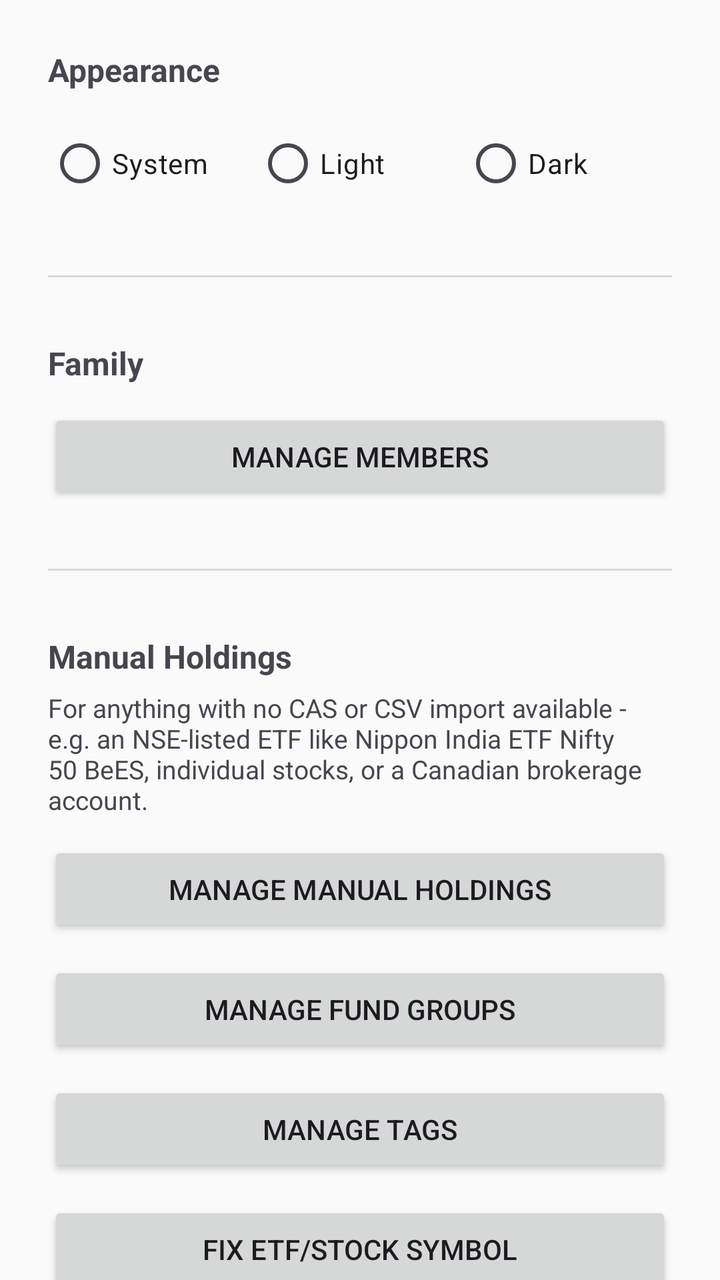
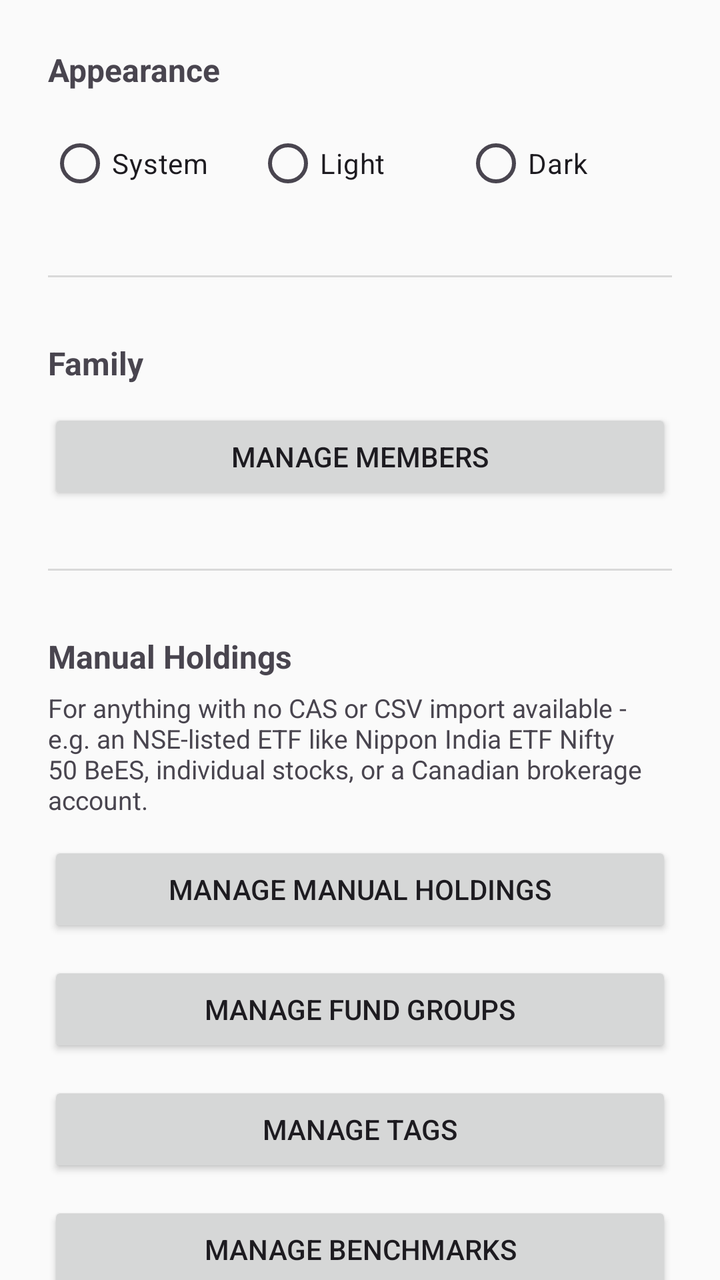

Screens rendered from an Android XML layout before and after an edit, with the pre-edit source and the edit as a unified diff.
<!-- AndroidManifest.xml: application theme Theme.PersonalPortfolio -->
<!-- res/layout/activity_settings.xml -->
<?xml version="1.0" encoding="utf-8"?>
<androidx.core.widget.NestedScrollView xmlns:android="http://schemas.android.com/apk/res/android"
    android:layout_width="match_parent"
    android:layout_height="match_parent"
    android:fillViewport="true">

<LinearLayout xmlns:android="http://schemas.android.com/apk/res/android"
    android:layout_width="match_parent"
    android:layout_height="wrap_content"
    android:orientation="vertical"
    android:padding="24dp">

    <TextView
        android:layout_width="match_parent"
        android:layout_height="wrap_content"
        android:textSize="16sp"
        android:textStyle="bold"
        android:text="Appearance" />

    <RadioGroup
        android:id="@+id/themeRadioGroup"
        android:layout_width="match_parent"
        android:layout_height="wrap_content"
        android:orientation="horizontal"
        android:layout_marginTop="12dp">

        <RadioButton
            android:id="@+id/themeSystemRadio"
            android:layout_width="0dp"
            android:layout_height="wrap_content"
            android:layout_weight="1"
            android:text="System" />

        <RadioButton
            android:id="@+id/themeLightRadio"
            android:layout_width="0dp"
            android:layout_height="wrap_content"
            android:layout_weight="1"
            android:text="Light" />

        <RadioButton
            android:id="@+id/themeDarkRadio"
            android:layout_width="0dp"
            android:layout_height="wrap_content"
            android:layout_weight="1"
            android:text="Dark" />

    </RadioGroup>

    <View
        android:layout_width="match_parent"
        android:layout_height="1dp"
        android:background="#22000000"
        android:layout_marginTop="32dp"
        android:layout_marginBottom="32dp" />

    <TextView
        android:layout_width="match_parent"
        android:layout_height="wrap_content"
        android:textSize="16sp"
        android:textStyle="bold"
        android:text="Family" />

    <Button
        android:id="@+id/manageMembersButton"
        android:layout_width="match_parent"
        android:layout_height="wrap_content"
        android:layout_marginTop="12dp"
        android:text="Manage Members" />

    <View
        android:layout_width="match_parent"
        android:layout_height="1dp"
        android:background="#22000000"
        android:layout_marginTop="32dp"
        android:layout_marginBottom="32dp" />

    <TextView
        android:layout_width="match_parent"
        android:layout_height="wrap_content"
        android:textSize="16sp"
        android:textStyle="bold"
        android:text="Manual Holdings" />

    <TextView
        android:layout_width="match_parent"
        android:layout_height="wrap_content"
        android:layout_marginTop="6dp"
        android:textSize="13sp"
        android:text="For anything with no CAS or CSV import available - e.g. an NSE-listed ETF like Nippon India ETF Nifty 50 BeES, individual stocks, or a Canadian brokerage account." />

    <Button
        android:id="@+id/manageForeignHoldingsButton"
        android:layout_width="match_parent"
        android:layout_height="wrap_content"
        android:layout_marginTop="12dp"
        android:text="Manage Manual Holdings" />

    <Button
        android:id="@+id/manageFundGroupsButton"
        android:layout_width="match_parent"
        android:layout_height="wrap_content"
        android:layout_marginTop="12dp"
        android:text="Manage Fund Groups" />

    <Button
        android:id="@+id/manageTagsButton"
        android:layout_width="match_parent"
        android:layout_height="wrap_content"
        android:layout_marginTop="12dp"
        android:text="Manage Tags" />

    <Button
        android:id="@+id/fixAssetSymbolButton"
        android:layout_width="match_parent"
        android:layout_height="wrap_content"
        android:layout_marginTop="12dp"
        android:text="Fix ETF/Stock Symbol" />

    <Button
        android:id="@+id/updateHistoryButton"
        android:layout_width="match_parent"
        android:layout_height="wrap_content"
        android:layout_marginTop="12dp"
        android:text="Update Price History" />

    <View
        android:layout_width="match_parent"
        android:layout_height="1dp"
        android:background="#22000000"
        android:layout_marginTop="32dp"
        android:layout_marginBottom="32dp" />

    <TextView
        android:layout_width="match_parent"
        android:layout_height="wrap_content"
        android:textSize="16sp"
        android:textStyle="bold"
        android:text="Backup" />

    <TextView
        android:layout_width="match_parent"
        android:layout_height="wrap_content"
        android:layout_marginTop="8dp"
        android:textSize="14sp"
        android:text="Your portfolio only exists on this phone. Export a backup somewhere safe (Drive, email, another device) every so often." />

    <Button
        android:id="@+id/exportButton"
        android:layout_width="match_parent"
        android:layout_height="wrap_content"
        android:layout_marginTop="20dp"
        android:text="Export Backup" />

    <View
        android:layout_width="match_parent"
        android:layout_height="1dp"
        android:background="#22000000"
        android:layout_marginTop="32dp"
        android:layout_marginBottom="32dp" />

    <TextView
        android:layout_width="match_parent"
        android:layout_height="wrap_content"
        android:textSize="16sp"
        android:textStyle="bold"
        android:text="Restore" />

    <TextView
        android:layout_width="match_parent"
        android:layout_height="wrap_content"
        android:layout_marginTop="8dp"
        android:textSize="14sp"
        android:textColor="#C62828"
        android:text="This REPLACES everything currently in the app with the backup file. Anything added since that backup was made will be lost." />

    <Button
        android:id="@+id/importButton"
        android:layout_width="match_parent"
        android:layout_height="wrap_content"
        android:layout_marginTop="20dp"
        android:text="Restore From Backup" />

    <View
        android:layout_width="match_parent"
        android:layout_height="1dp"
        android:background="#22000000"
        android:layout_marginTop="32dp"
        android:layout_marginBottom="20dp" />

    <TextView
        android:layout_width="match_parent"
        android:layout_height="wrap_content"
        android:textSize="16sp"
        android:textStyle="bold"
        android:text="Screen Lock" />

    <LinearLayout
        android:layout_width="match_parent"
        android:layout_height="wrap_content"
        android:layout_marginTop="10dp"
        android:orientation="horizontal"
        android:gravity="center_vertical">

        <TextView
            android:layout_width="0dp"
            android:layout_height="wrap_content"
            android:layout_weight="1"
            android:text="Require unlock to open the app"
            android:textSize="14sp" />

        <com.google.android.material.switchmaterial.SwitchMaterial
            android:id="@+id/lockEnabledSwitch"
            android:layout_width="wrap_content"
            android:layout_height="wrap_content" />

    </LinearLayout>

    <TextView
        android:id="@+id/lockGraceLabel"
        android:layout_width="match_parent"
        android:layout_height="wrap_content"
        android:layout_marginTop="16dp"
        android:textSize="14sp"
        android:text="Re-lock after being away for" />

    <Spinner
        android:id="@+id/lockGraceSpinner"
        android:layout_width="match_parent"
        android:layout_height="wrap_content"
        android:layout_marginTop="6dp" />

    <TextView
        android:id="@+id/lockBiometricLabel"
        android:layout_width="match_parent"
        android:layout_height="wrap_content"
        android:layout_marginTop="16dp"
        android:textSize="14sp"
        android:text="Unlock method" />

    <RadioGroup
        android:id="@+id/lockBiometricStrictnessGroup"
        android:layout_width="match_parent"
        android:layout_height="wrap_content"
        android:layout_marginTop="4dp">

        <RadioButton
            android:id="@+id/lockStrictRadio"
            android:layout_width="match_parent"
            android:layout_height="wrap_content"
            android:text="Fingerprint / secure face unlock, with PIN fallback" />

        <RadioButton
            android:id="@+id/lockWeakRadio"
            android:layout_width="match_parent"
            android:layout_height="wrap_content"
            android:layout_marginTop="6dp"
            android:text="Also allow basic face unlock (no PIN fallback for this)" />

    </RadioGroup>

    <View
        android:layout_width="match_parent"
        android:layout_height="1dp"
        android:background="#22000000"
        android:layout_marginTop="32dp"
        android:layout_marginBottom="32dp" />

    <TextView
        android:layout_width="match_parent"
        android:layout_height="wrap_content"
        android:textSize="16sp"
        android:textStyle="bold"
        android:textColor="#C62828"
        android:text="Danger Zone" />

    <TextView
        android:layout_width="match_parent"
        android:layout_height="wrap_content"
        android:layout_marginTop="8dp"
        android:textSize="13sp"
        android:textColor="@color/colorNeutral"
        android:text="Your portfolio may reappear automatically after uninstalling and reinstalling this app - that's Android's own Auto Backup feature restoring it from your Google account, not anything cached separately. Use this only if you deliberately want to start completely from scratch." />

    <Button
        android:id="@+id/wipeAllDataButton"
        android:layout_width="match_parent"
        android:layout_height="wrap_content"
        android:layout_marginTop="16dp"
        android:backgroundTint="#C62828"
        android:textColor="#FFFFFF"
        android:text="Wipe All Portfolio Data" />

    <TextView
        android:id="@+id/settingsStatusText"
        android:layout_width="match_parent"
        android:layout_height="wrap_content"
        android:layout_marginTop="24dp"
        android:textSize="14sp" />

</LinearLayout>

</androidx.core.widget.NestedScrollView>
<!-- resources referenced by this layout -->
<resources>
  <color name="colorNeutral">#757575</color>
  <style name="Theme.PersonalPortfolio" parent="Theme.Material3.DayNight.NoActionBar">
          <item name="colorPrimary">@color/colorPrimary</item>
          <item name="colorPrimaryVariant">@color/colorPrimaryVariant</item>
          <item name="colorOnPrimary">@color/colorOnPrimary</item>
  
          <item name="colorSecondary">@color/colorSecondary</item>
          <item name="colorOnSecondary">@color/colorOnSecondary</item>
  
          <item name="android:colorBackground">@color/colorBackground</item>
          <item name="colorOnBackground">@color/colorOnBackground</item>
  
          <item name="colorSurface">@color/colorSurface</item>
          <item name="colorOnSurface">@color/colorOnSurface</item>
  
          <item name="android:statusBarColor">@color/colorPrimaryVariant</item>
      </style>
  <color name="colorPrimary">#1B5E20</color>
  <color name="colorPrimaryVariant">#0D3B12</color>
  <color name="colorOnPrimary">#FFFFFF</color>
  <color name="colorSecondary">#00897B</color>
  <color name="colorOnSecondary">#FFFFFF</color>
  <color name="colorBackground">#FAFAFA</color>
  <color name="colorOnBackground">#1A1A1A</color>
  <color name="colorSurface">#FFFFFF</color>
  <color name="colorOnSurface">#1A1A1A</color>
</resources>

<!-- the commit's change to res/layout/activity_settings.xml (unified diff, before → after) -->
@@ -111,6 +111,13 @@
         android:text="Manage Tags" />
 
     <Button
+        android:id="@+id/manageBenchmarksButton"
+        android:layout_width="match_parent"
+        android:layout_height="wrap_content"
+        android:layout_marginTop="12dp"
+        android:text="Manage Benchmarks" />
+
+    <Button
         android:id="@+id/fixAssetSymbolButton"
         android:layout_width="match_parent"
         android:layout_height="wrap_content"
